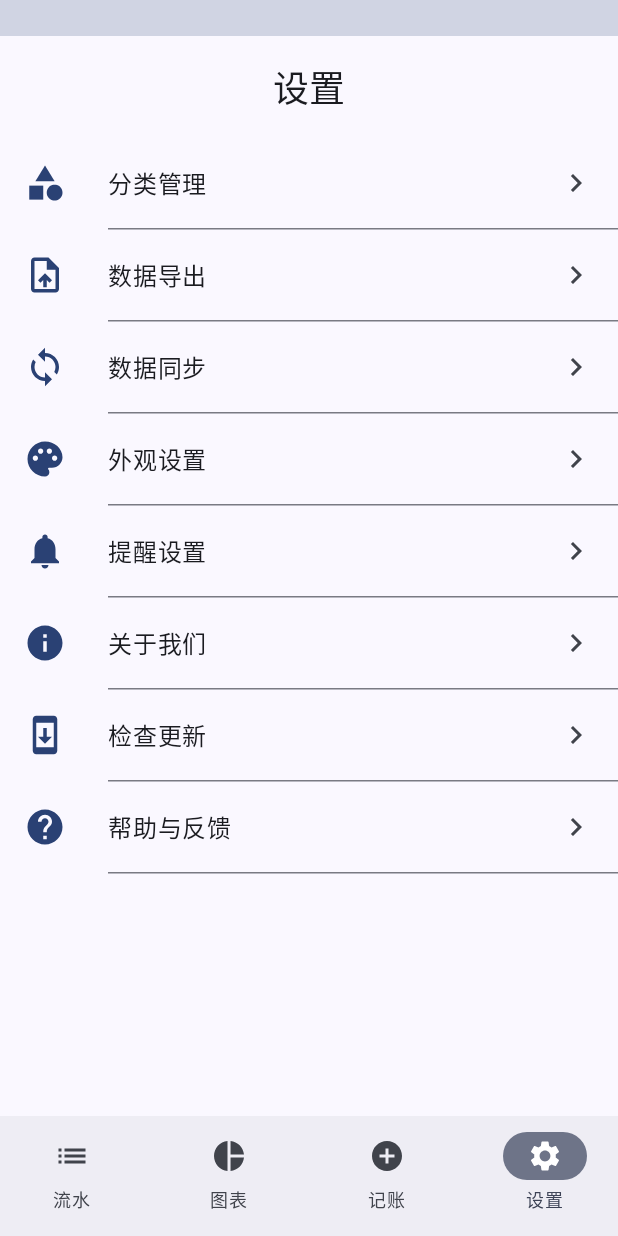
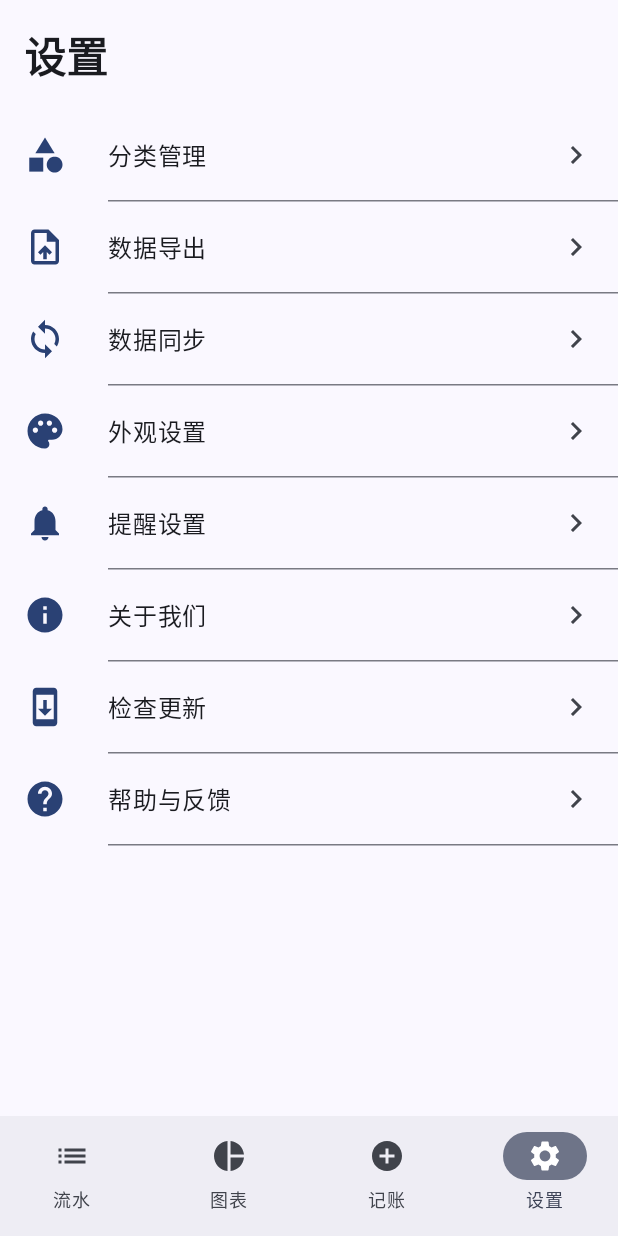
Before and after one commit to atri1011/jz, an Android app built with Jetpack Compose: the screen it shows after launch (MainActivity), item 4 of the bottom bar chosen, on a phone screen of 412 x 824 dp. Run offline under Robolectric (Android 15) with nearby library versions, the phone set to English and light mode, and no system bars; our stand-ins replace Room's generated code.

Commit message:
重构多个屏幕以移除顶部栏，优化布局和样式。为 AddTransactionScreen、CategoryManagementScreen、OverviewStatsScreen、SettingsScreen 和 TransactionListScreen 添加背景和标题，确保一致的水平内边距，并在 TransactionListScreen 中实现搜索功能以提升用户体验。

```diff
--- a/app/src/main/java/com/jizhang/ak/ui/SettingsScreen.kt
+++ b/app/src/main/java/com/jizhang/ak/ui/SettingsScreen.kt
@@ -47,22 +47,36 @@ fun SettingsScreen() { // 移除 authViewModel 参数
     )
 
     Scaffold(
-        topBar = {
-            Column {
-                MockStatusBar()
-                ScreenTitle("设置")
-            }
-        }
+        // topBar is removed
     ) { paddingValues ->
+        Column( // Wrap content in a Column for title and list
+            modifier = Modifier
+                .fillMaxSize()
+                .background(MaterialTheme.colorScheme.background) // Apply background to the main column
+                .padding(paddingValues)
+                // .padding(horizontal = 16.dp) // Settings items have their own padding, so maybe not needed here
+        ) {
+            // Mock Status Bar (if needed)
+            // MockStatusBar()
+
+            Spacer(modifier = Modifier.height(16.dp)) // Space from top
+
+            // Title
+            Text(
+                text = "设置",
+                style = MaterialTheme.typography.headlineMedium,
+                fontWeight = androidx.compose.ui.text.font.FontWeight.Bold,
+                modifier = Modifier.padding(start = 16.dp, bottom = 16.dp).align(Alignment.Start) // Add start padding for title
+            )
+
             LazyColumn(
                 modifier = Modifier
                     .fillMaxSize()
-                .padding(paddingValues)
-                .background(MaterialTheme.colorScheme.background)
+                // .background(MaterialTheme.colorScheme.background) // Background is on parent
             ) {
                 items(settingsItems) { item ->
                     SettingRow(item = item)
-                HorizontalDivider(modifier = Modifier.padding(start = 72.dp))
+                    HorizontalDivider(modifier = Modifier.padding(start = 72.dp)) // Keep divider as is or adjust
                 }
                 // item { // 移除退出登录按钮
                 //     Spacer(modifier = Modifier.height(16.dp))
@@ -84,6 +98,7 @@ fun SettingsScreen() { // 移除 authViewModel 参数
             //     }
             //     Spacer(modifier = Modifier.height(16.dp))
             // }
+        }
     }
 }
 }
--- a/app/src/main/java/com/jizhang/ak/ui/TransactionListScreen.kt
+++ b/app/src/main/java/com/jizhang/ak/ui/TransactionListScreen.kt
@@ -13,10 +13,7 @@ import androidx.compose.material.icons.automirrored.filled.ArrowLeft // Added
 import androidx.compose.material.icons.automirrored.filled.ArrowRight // Added
 import androidx.compose.material.icons.filled.*
 import androidx.compose.material3.*
-import androidx.compose.runtime.Composable
-import androidx.compose.runtime.collectAsState
-import androidx.compose.runtime.getValue
-import androidx.compose.runtime.remember // Added
+import androidx.compose.runtime.*
 import androidx.compose.ui.Alignment
 import androidx.compose.ui.Modifier
 import androidx.compose.ui.draw.clip
@@ -114,6 +111,7 @@ fun TransactionRow(item: TransactionItem) {
 fun TransactionListScreen(transactionViewModel: TransactionViewModel = viewModel()) {
     val transactions by transactionViewModel.transactions.collectAsState()
     val selectedYearMonthText by transactionViewModel.selectedYearMonth.collectAsState() // "YYYY-MM"
+    var searchQuery by remember { mutableStateOf("") }
 
     // Format selectedYearMonthText for display, e.g., "YYYY年MM月"
     val displayMonthFormat = remember { SimpleDateFormat("yyyy年MM月", Locale.getDefault()) }
@@ -132,15 +130,45 @@ fun TransactionListScreen(transactionViewModel: TransactionViewModel = viewModel
         }
     }
 
+    Scaffold(
+        modifier = Modifier.fillMaxSize().background(MaterialTheme.colorScheme.background)
+    ) { paddingValues ->
+        Column(
+            modifier = Modifier
+                .fillMaxSize()
+                .padding(paddingValues)
+                .padding(horizontal = 16.dp) // Add horizontal padding for the whole column
+        ) {
+            // Mock Status Bar (if needed, or remove if system handles it)
+            // MockStatusBar() // Consider if this is still needed or how it fits the new design
 
-    Scaffold(
-        topBar = {
-            Column {
-                MockStatusBar()
-                ScreenTitle("交易流水")
+            Spacer(modifier = Modifier.height(16.dp)) // Space from top
+
+            // Title
+            Text(
+                text = "交易流水",
+                style = MaterialTheme.typography.headlineMedium, // Or a larger style
+                fontWeight = FontWeight.Bold,
+                modifier = Modifier.padding(bottom = 16.dp)
+            )
+
+            // Search Bar
+            OutlinedTextField(
+                value = searchQuery,
+                onValueChange = { searchQuery = it },
+                modifier = Modifier
+                    .fillMaxWidth()
+                    .padding(bottom = 16.dp),
+                placeholder = { Text("搜索交易记录") },
+                leadingIcon = { Icon(Icons.Filled.Search, contentDescription = "搜索") },
+                singleLine = true
+            )
+
             // Month Selector UI
             Row(
-                    modifier = Modifier.fillMaxWidth().padding(horizontal = 16.dp, vertical = 8.dp),
+                modifier = Modifier
+                    .fillMaxWidth()
+                    .padding(bottom = 16.dp), // Add padding below month selector
                 horizontalArrangement = Arrangement.SpaceBetween,
                 verticalAlignment = Alignment.CenterVertically
             ) {
@@ -149,21 +177,19 @@ fun TransactionListScreen(transactionViewModel: TransactionViewModel = viewModel
                 }
                 Text(
                     text = displayableMonth,
-                        style = MaterialTheme.typography.titleMedium, // Or h6 if you prefer larger
+                    style = MaterialTheme.typography.titleMedium,
                     fontWeight = FontWeight.SemiBold
                 )
                 IconButton(onClick = { transactionViewModel.selectNextMonth() }) {
                     Icon(Icons.AutoMirrored.Filled.ArrowRight, contentDescription = "下个月")
                 }
             }
-            }
-        }
-    ) { paddingValues ->
+
+            // Transactions List
             if (transactions.isEmpty()) {
                 Box(
                     modifier = Modifier
                         .fillMaxSize()
-                    .padding(paddingValues)
                         .padding(16.dp),
                     contentAlignment = Alignment.Center
                 ) {
@@ -173,12 +199,17 @@ fun TransactionListScreen(transactionViewModel: TransactionViewModel = viewModel
                 LazyColumn(
                     modifier = Modifier
                         .fillMaxSize()
-                    .padding(paddingValues)
-                    .background(MaterialTheme.colorScheme.background)
-                    .padding(horizontal = 8.dp)
+                        // .background(MaterialTheme.colorScheme.background) // Background is now on the parent Column/Scaffold
+                        .padding(horizontal = 0.dp) // Adjust if list items have their own padding
                 ) {
-                items(transactions.sortedByDescending { it.date }) { transaction -> // 按日期降序排列
+                    items(transactions.filter {
+                        // Basic search filter (case-insensitive)
+                        // You might want to search in categoryName, note, etc.
+                        it.categoryName.contains(searchQuery, ignoreCase = true) ||
+                        (it.note?.contains(searchQuery, ignoreCase = true) == true)
+                    }.sortedByDescending { it.date }) { transaction ->
                         TransactionRow(item = transaction)
+                    }
                 }
             }
         }
```
Also changed, not shown: app/src/main/java/com/jizhang/ak/ui/AddTransactionScreen.kt (+16 -7 lines), app/src/main/java/com/jizhang/ak/ui/CategoryManagementScreen.kt (+27 -12 lines), app/src/main/java/com/jizhang/ak/ui/OverviewStatsScreen.kt (+16 -7 lines). Lines whose indentation alone changed are shown as unchanged.
